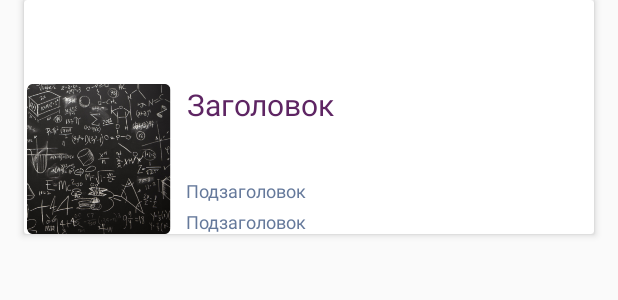
After one commit to DanilB01/Quizium, an Android app: the layout item_quiz.xml on its own in the app's theme, with its tools: preview values and no code run, on a phone screen of 412 x 824 dp. The commit adds this screen. Shown: the top 300 px of the screen. Run offline under Robolectric (Android 15) with nearby library versions, the phone set to English and light mode, and no system bars.

Commit message:
Implement card.view and add Card View in item_quiz.xml
This .xml file is a layout for item in Recycler View container. It has title, description and author as a quiz has.

```diff
--- a/app/build.gradle
+++ b/app/build.gradle
@@ -27,6 +27,7 @@ dependencies {
     implementation 'androidx.appcompat:appcompat:1.2.0'
     implementation 'androidx.constraintlayout:constraintlayout:2.0.4'
     implementation 'androidx.recyclerview:recyclerview:1.1.0'
+    implementation 'androidx.cardview:cardview:1.0.0'
     testImplementation 'junit:junit:4.12'
     androidTestImplementation 'androidx.test.ext:junit:1.1.2'
     androidTestImplementation 'androidx.test.espresso:espresso-core:3.3.0'
--- /dev/null
+++ b/app/src/main/res/layout/item_quiz.xml
@@ -0,0 +1,62 @@
+<?xml version="1.0" encoding="utf-8"?>
+<androidx.cardview.widget.CardView
+    xmlns:android="http://schemas.android.com/apk/res/android"
+    xmlns:app="http://schemas.android.com/apk/res-auto"
+    xmlns:tools="http://schemas.android.com/tools"
+    android:layout_width="match_parent"
+    android:layout_height="wrap_content"
+    app:cardElevation="3dp"
+    android:layout_marginStart="16dp"
+    android:layout_marginEnd="16dp"
+    android:layout_marginBottom="8dp">
+
+    <androidx.constraintlayout.widget.ConstraintLayout
+        android:id="@+id/layout"
+        android:layout_width="match_parent"
+        android:layout_height="wrap_content"
+        android:paddingHorizontal="16dp"
+        android:paddingVertical="12dp"
+        android:orientation="vertical">
+
+        <TextView
+            android:id="@+id/titleTextView"
+            style="@style/purpleNameTextStyle"
+            android:layout_width="0dp"
+            android:layout_marginStart="8dp"
+            android:text="Заголовок"
+            app:layout_constraintStart_toEndOf="@+id/quizLogoImageView"
+            app:layout_constraintTop_toTopOf="@+id/quizLogoImageView" />
+
+        <TextView
+            android:id="@+id/authorTextView"
+            style="@style/BlueDescriptionStyle"
+            android:layout_width="0dp"
+            android:layout_marginStart="8dp"
+            android:text="Подзаголовок"
+            app:layout_constraintBottom_toBottomOf="@+id/quizLogoImageView"
+            app:layout_constraintStart_toEndOf="@+id/quizLogoImageView" />
+
+        <TextView
+            android:id="@+id/descriptionTextView"
+            style="@style/BlueDescriptionStyle"
+            android:layout_width="0dp"
+            android:layout_marginBottom="4dp"
+            android:textAlignment="textStart"
+            android:layout_marginStart="8dp"
+            android:text="Подзаголовок"
+            app:layout_constraintBottom_toTopOf="@+id/authorTextView"
+            app:layout_constraintEnd_toEndOf="parent"
+            app:layout_constraintStart_toEndOf="@+id/quizLogoImageView" />
+
+        <ImageView
+            android:id="@+id/quizLogoImageView"
+            android:layout_width="100dp"
+            android:layout_height="100dp"
+            app:layout_constraintStart_toStartOf="parent"
+            app:layout_constraintTop_toTopOf="parent"
+            app:srcCompat="@drawable/math"
+            android:contentDescription="QuizLogo" />
+
+    </androidx.constraintlayout.widget.ConstraintLayout>
+
+</androidx.cardview.widget.CardView>
--- a/app/src/main/res/values/styles.xml
+++ b/app/src/main/res/values/styles.xml
@@ -60,4 +60,8 @@
         <item name="android:textSize">18sp</item>
     </style>
 
+    <style name="BlueDescriptionStyle" parent="BlueTextStyle">
+        <item name="android:textSize">12sp</item>
+    </style>
+
 </resources>
```
